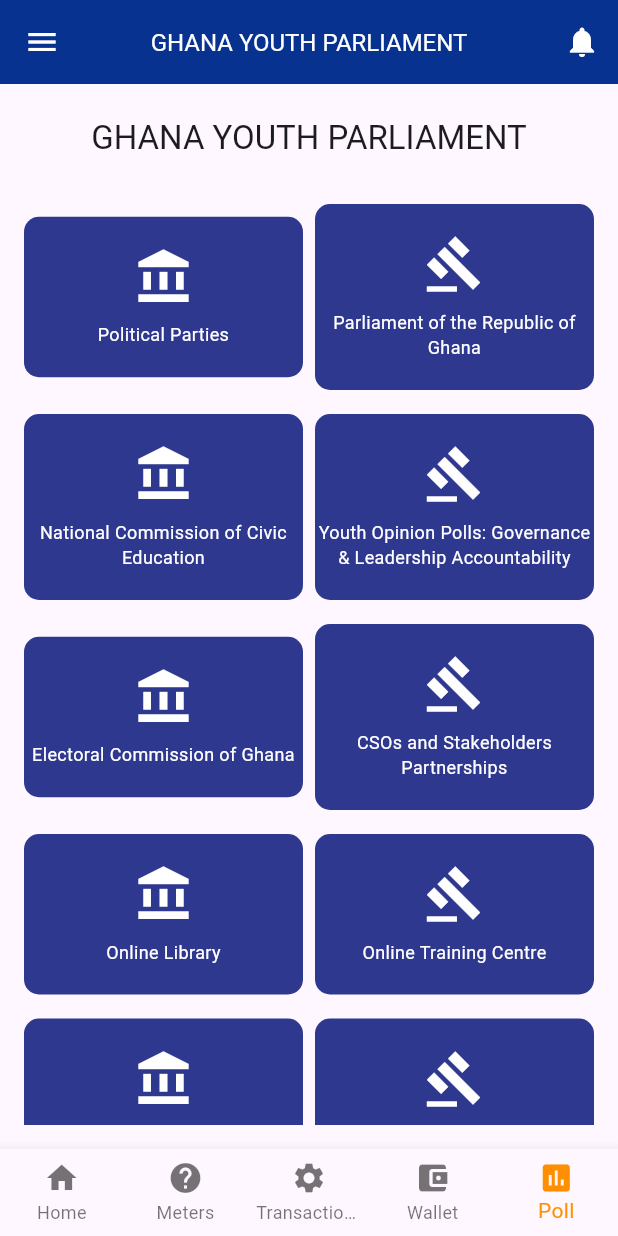
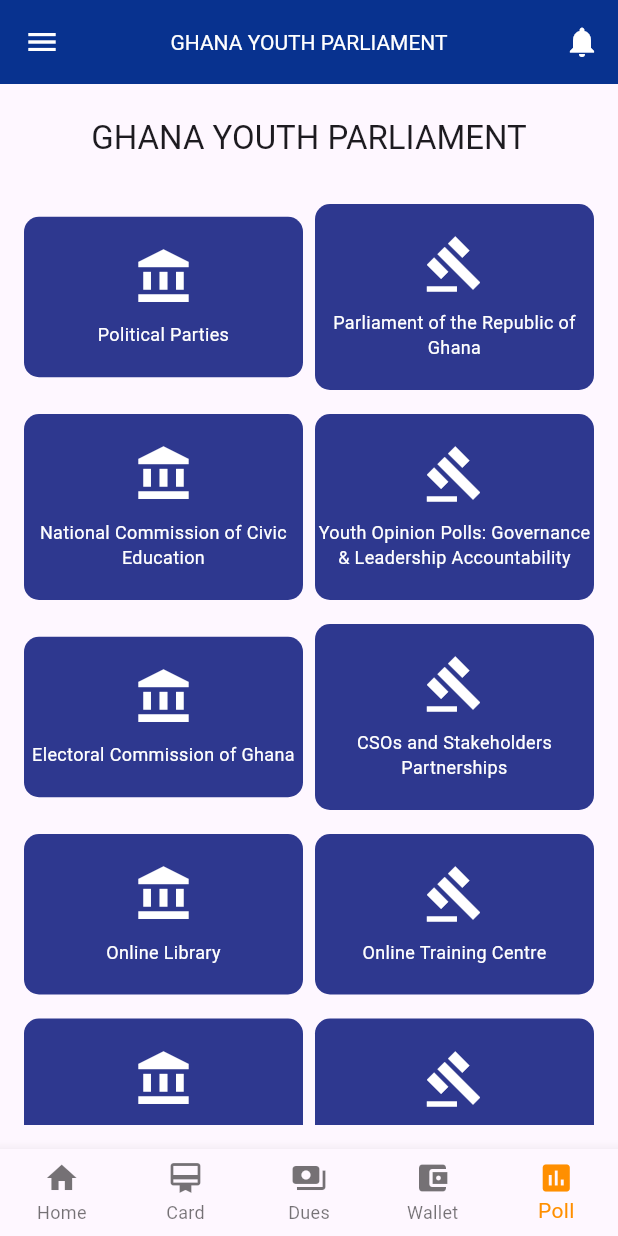
Before and after one commit to JohnnAbiiro/youthparliament, a Flutter app: the screen it shows after launch, item 5 of the bottom bar chosen, on a phone screen of 412 x 824 dp. Run offline on Flutter 3.47's test engine with Material 3 defaults, Android fonts, the light colour scheme and no system bars; our stand-ins replace firebase_core, image_picker; accounts and stored records are empty.

Commit message:
Merge remote-tracking branch 'origin/master'

```diff
--- a/lib/main.dart
+++ b/lib/main.dart
@@ -3,14 +3,10 @@
 import 'package:ecg/pages/cso.dart';
 import 'package:ecg/pages/ghanagovernment.dart';
 import 'package:ecg/pages/upcomingevent.dart';
-import 'package:ecg/provider/controller.dart';
 import 'package:flutter/material.dart';
-import 'package:provider/provider.dart';
-import 'pages/meters.dart';
-import 'pages/transactions.dart';
+import 'pages/card.dart';
 import 'pages/wallet.dart';
 import 'pages/logout.dart';
-//import 'pages/service.dart';
 import 'pages/signup.dart';
 import 'pages/constants.dart';
 import 'pages/home.dart';
@@ -19,6 +15,7 @@
 import 'pages/onlinelibray.dart';
 import 'pages/onlinetraining.dart';
 import 'pages/parliament.dart';
+import 'pages/dues.dart';
 void main() => runApp(const MyApp());
 
 class MyApp extends StatelessWidget {
@@ -26,14 +23,14 @@
 
   @override
   Widget build(BuildContext context) {
+
     return MaterialApp(
       debugShowCheckedModeBanner: false,
       title: Constants.appname,
       theme: ThemeData(
         primarySwatch: Colors.blue,
       ),
-      home: ChangeNotifierProvider(create: (BuildContext context)=>AppProvider(),
-      child: const MyHomePage()),
+      home: const MyHomePage(),
     );
   }
 }
@@ -49,9 +46,9 @@
 
   int _selectedIndex = 0;
   static final List<Widget> _screenOptions = [
-    HomeWidget(),
-    const Meter(),
-    const Transactions(),
+          HomeWidget(),
+    const CardDetail(),
+    const Dues(),
     const Wallet(),
     const Poll(),
   ];
@@ -64,11 +61,13 @@
 
   @override
   Widget build(BuildContext context) {
+    double screenWidth = MediaQuery.of(context).size.width;
+    double wp800 = 800 / screenWidth;
     return Scaffold(
       appBar: AppBar(
         title: Text(
           Constants.title,
-          style: const TextStyle(color: Colors.white, fontSize: 16.0),
+          style: const TextStyle(color: Colors.white, fontSize: 14.0),
         ),
         centerTitle: true,
         iconTheme: const IconThemeData(
@@ -238,7 +237,7 @@
       ),
       body: Center(
         child: ConstrainedBox(
-          constraints: const BoxConstraints(maxWidth: 800),
+          constraints:  BoxConstraints(maxWidth: screenWidth * wp800),
           child: Padding(
             padding: const EdgeInsets.all(8.0),
             child: Container(
@@ -257,12 +256,12 @@
             label: 'Home',
           ),
           BottomNavigationBarItem(
-            icon: Icon(Icons.help), // Consider using a more relevant icon
-            label: 'Meters',
+            icon: Icon(Icons.card_membership),
+            label: 'Card',
           ),
           BottomNavigationBarItem(
-            icon: Icon(Icons.settings), // Consider a more suitable icon
-            label: 'Transactions',
+            icon: Icon(Icons.payments),
+            label: 'Dues',
           ),
           BottomNavigationBarItem(
             icon: Icon(Icons.account_balance_wallet), // Changed to wallet icon
--- a/pubspec.yaml
+++ b/pubspec.yaml
@@ -43,6 +43,7 @@
   firebase_core: ^2.24.2
   firebase_auth: ^4.16.0
   cloud_firestore: ^4.14.0
+  image_picker: ^1.1.2
 
 
 dev_dependencies:
```
Also changed, not shown: pubspec.lock, 3 other files.
